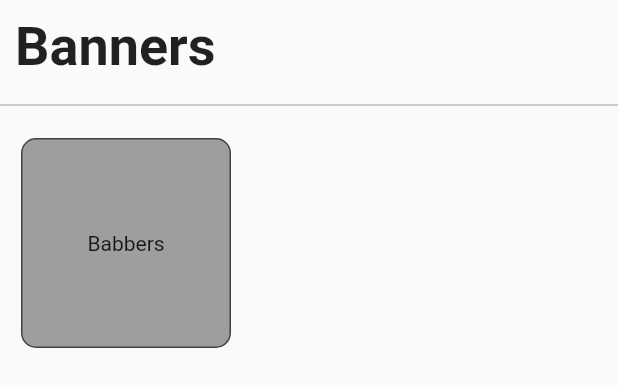
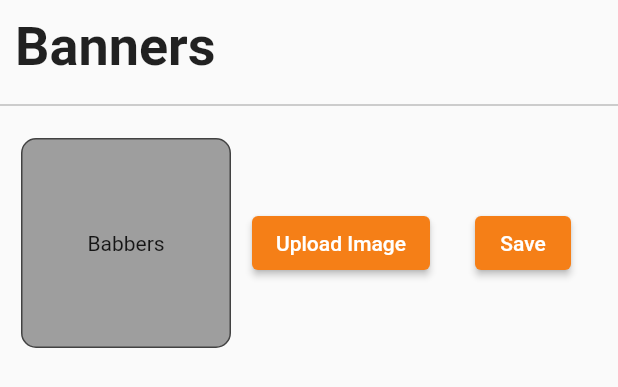
Before and after one commit to MohamedAhmedSD/multi_vendor_admain_panel, a Flutter app: the UploadScreen widget shown alone on an empty page, opened directly, on a phone screen of 412 x 824 dp. Shown: the top 387 px of the screen. Run offline on Flutter 3.47's test engine with Material 2 defaults, Android fonts, the phone set to English and light mode, and no system bars; our stand-ins replace firebase_core; missing offline and left inert: flutter_admin_scaffold; accounts and stored records are empty.

Commit message:
[banners buttons]

```diff
--- a/lib/views/screens/side_bar_screens/upload_banners_screens.dart
+++ b/lib/views/screens/side_bar_screens/upload_banners_screens.dart
@@ -34,9 +34,30 @@ class UploadScreen extends StatelessWidget {
                     border: Border.all(color: Colors.grey.shade800),
                     borderRadius: BorderRadius.circular(10),
                   ),
-                  child: Center(child: Text("Babbers"),),
+                  child: Center(
+                    child: Text("Babbers"),
+                  ),
                 ),
-              )
+              ),
+              SizedBox(
+                height: 20,
+              ),
+              ElevatedButton(
+                style: ElevatedButton.styleFrom(
+                    backgroundColor: Colors.yellow.shade900),
+                onPressed: () {},
+                child: Text("Upload Image"),
+              ),
+              SizedBox(
+                width: 30,
+              ),
+              //! buttons
+              ElevatedButton(
+                style: ElevatedButton.styleFrom(
+                    backgroundColor: Colors.yellow.shade900),
+                onPressed: () {},
+                child: Text("Save"),
+              ),
             ],
           )
         ],
```
